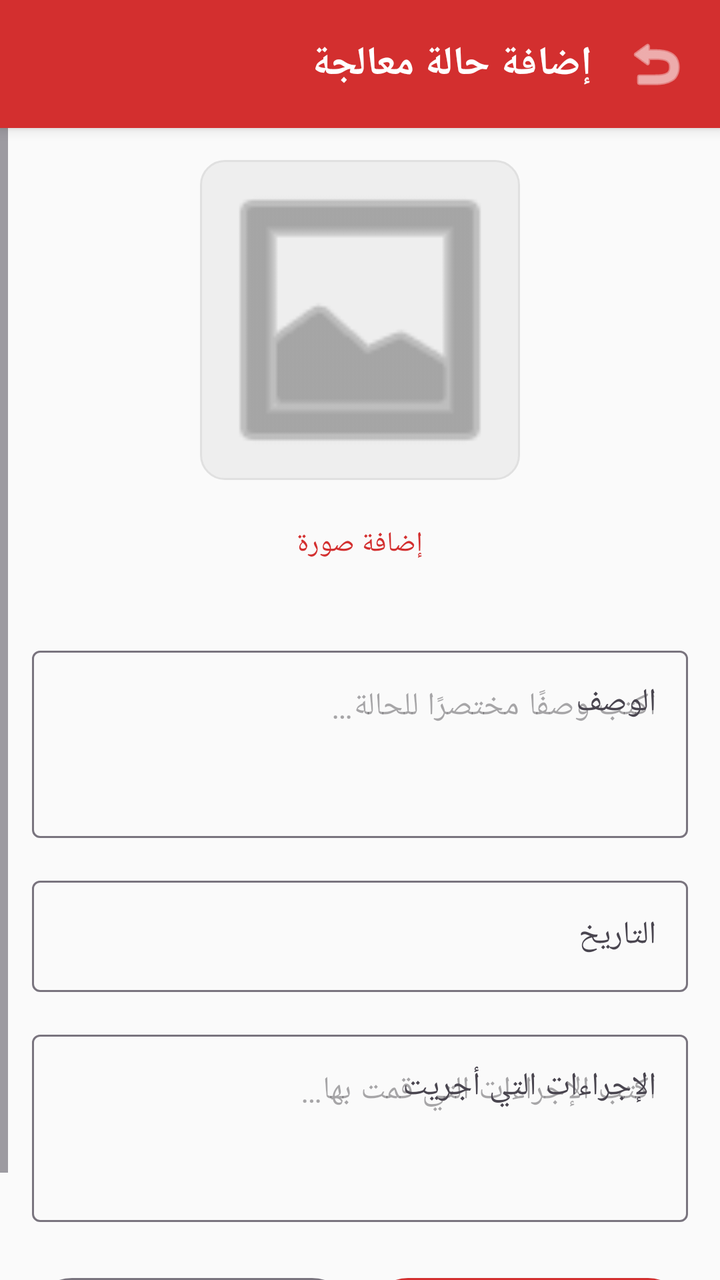
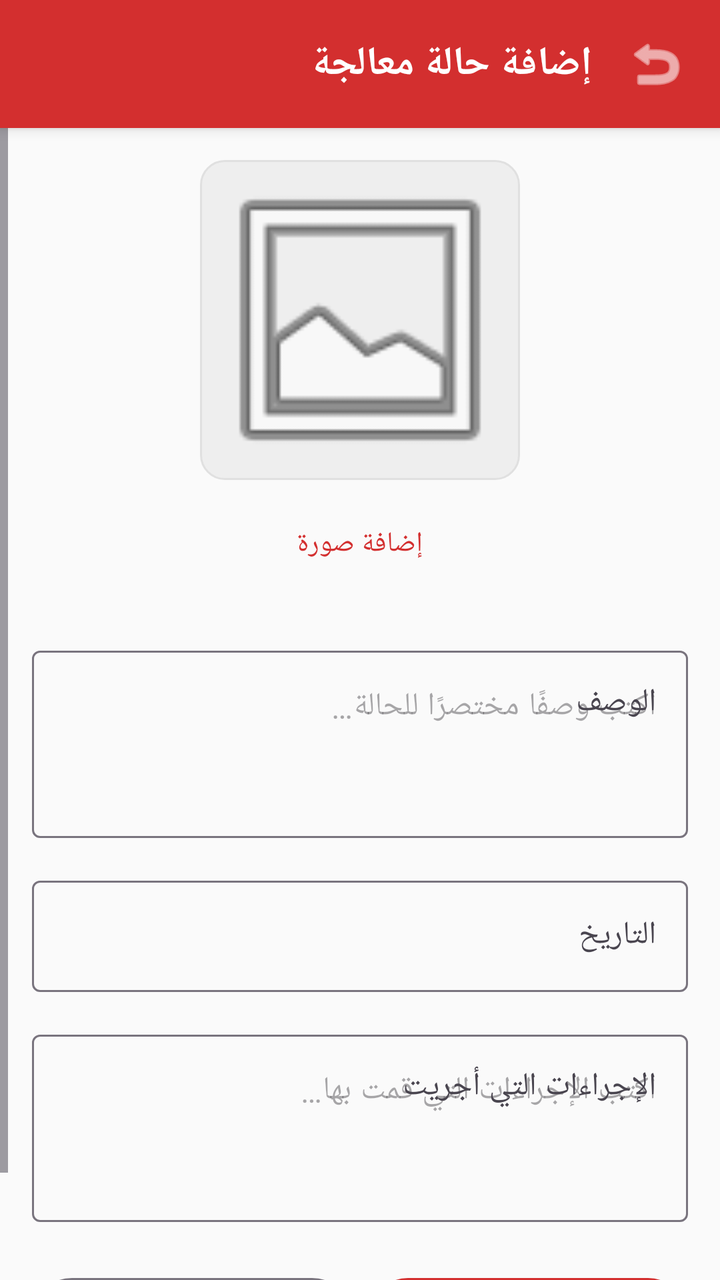

An Android layout rendered at two revisions. The XML below is the earlier revision; the diff shows what the commit changed to produce the second picture.
<!-- AndroidManifest.xml: application theme Theme.FirstAidHero -->
<!-- res/layout/activity_add_treated_case.xml -->
<?xml version="1.0" encoding="utf-8"?>
<LinearLayout xmlns:android="http://schemas.android.com/apk/res/android"
    xmlns:app="http://schemas.android.com/apk/res-auto"
    android:layout_width="match_parent"
    android:layout_height="match_parent"
    android:orientation="vertical"
    android:background="@color/background">

    
    <LinearLayout
        android:layout_width="match_parent"
        android:layout_height="wrap_content"
        android:orientation="horizontal"
        android:background="@color/primary"
        android:padding="@dimen/spacing_m"
        android:gravity="center_vertical"
        android:elevation="4dp">

        <ImageView
            android:id="@+id/btnBack"
            android:layout_width="32dp"
            android:layout_height="32dp"
            android:src="@android:drawable/ic_menu_revert"
            app:tint="@color/white"
            android:background="?android:attr/selectableItemBackgroundBorderless" />

        <TextView
            android:id="@+id/tvTitle"
            android:layout_width="wrap_content"
            android:layout_height="wrap_content"
            android:layout_marginStart="@dimen/spacing_m"
            android:text="@string/add_treated_title"
            android:textColor="@color/white"
            android:textSize="20sp"
            android:textStyle="bold" />

    </LinearLayout>

    
    <ScrollView
        android:layout_width="match_parent"
        android:layout_height="0dp"
        android:layout_weight="1"
        android:fillViewport="true">

        <LinearLayout
            android:layout_width="match_parent"
            android:layout_height="wrap_content"
            android:orientation="vertical"
            android:padding="@dimen/spacing_m">

            
            <LinearLayout
                android:layout_width="match_parent"
                android:layout_height="wrap_content"
                android:orientation="vertical"
                android:gravity="center">

                <ImageView
                    android:id="@+id/ivPhoto"
                    android:layout_width="160dp"
                    android:layout_height="160dp"
                    android:scaleType="centerCrop"
                    android:background="@drawable/image_placeholder"
                    android:src="@android:drawable/ic_menu_gallery"
                    android:contentDescription="@string/add_image"
                    app:tint="@color/text_secondary" />

                <com.google.android.material.button.MaterialButton
                    android:id="@+id/btnPickPhoto"
                    style="@style/Widget.Material3.Button.TextButton"
                    android:layout_width="wrap_content"
                    android:layout_height="wrap_content"
                    android:layout_marginTop="@dimen/spacing_s"
                    android:text="@string/add_image"
                    android:textColor="@color/primary" />

                <com.google.android.material.button.MaterialButton
                    android:id="@+id/btnRemovePhoto"
                    style="@style/Widget.Material3.Button.TextButton"
                    android:layout_width="wrap_content"
                    android:layout_height="wrap_content"
                    android:text="@string/remove_image"
                    android:textColor="@color/severity_critical"
                    android:visibility="gone" />

            </LinearLayout>

            
            <com.google.android.material.textfield.TextInputLayout
                android:layout_width="match_parent"
                android:layout_height="wrap_content"
                android:layout_marginTop="@dimen/spacing_l"
                android:hint="@string/description_label">

                <com.google.android.material.textfield.TextInputEditText
                    android:id="@+id/etDescription"
                    android:layout_width="match_parent"
                    android:layout_height="wrap_content"
                    android:hint="@string/description_hint"
                    android:inputType="textMultiLine"
                    android:minLines="3"
                    android:gravity="top|start" />

            </com.google.android.material.textfield.TextInputLayout>

            
            <com.google.android.material.textfield.TextInputLayout
                android:layout_width="match_parent"
                android:layout_height="wrap_content"
                android:layout_marginTop="@dimen/spacing_m"
                android:hint="@string/date_label"
                style="@style/Widget.Material3.TextInputLayout.OutlinedBox">

                <com.google.android.material.textfield.TextInputEditText
                    android:id="@+id/etDate"
                    android:layout_width="match_parent"
                    android:layout_height="wrap_content"
                    android:focusable="false"
                    android:clickable="true"
                    android:cursorVisible="false"
                    android:inputType="none" />

            </com.google.android.material.textfield.TextInputLayout>

            
            <com.google.android.material.textfield.TextInputLayout
                android:layout_width="match_parent"
                android:layout_height="wrap_content"
                android:layout_marginTop="@dimen/spacing_m"
                android:hint="@string/procedures_label">

                <com.google.android.material.textfield.TextInputEditText
                    android:id="@+id/etProcedures"
                    android:layout_width="match_parent"
                    android:layout_height="wrap_content"
                    android:hint="@string/procedures_hint"
                    android:inputType="textMultiLine"
                    android:minLines="3"
                    android:gravity="top|start" />

            </com.google.android.material.textfield.TextInputLayout>

            
            <LinearLayout
                android:layout_width="match_parent"
                android:layout_height="wrap_content"
                android:layout_marginTop="@dimen/spacing_l"
                android:orientation="horizontal">

                <com.google.android.material.button.MaterialButton
                    android:id="@+id/btnSave"
                    android:layout_width="0dp"
                    android:layout_height="wrap_content"
                    android:layout_weight="1"
                    android:text="@string/btn_save"
                    app:backgroundTint="@color/primary" />

                <com.google.android.material.button.MaterialButton
                    android:id="@+id/btnCancel"
                    style="@style/Widget.Material3.Button.OutlinedButton"
                    android:layout_width="0dp"
                    android:layout_height="wrap_content"
                    android:layout_weight="1"
                    android:layout_marginStart="@dimen/spacing_s"
                    android:text="@string/btn_cancel" />

            </LinearLayout>

        </LinearLayout>

    </ScrollView>

</LinearLayout>
<!-- resources referenced by this layout -->
<resources>
  <color name="background">#FAFAFA</color>
  <color name="primary">#D32F2F</color>
  <color name="severity_critical">#D32F2F</color>
  <color name="text_secondary">#757575</color>
  <color name="white">#FFFFFF</color>
  <dimen name="spacing_l">24dp</dimen>
  <dimen name="spacing_m">16dp</dimen>
  <dimen name="spacing_s">8dp</dimen>
  <!-- drawable image_placeholder (drawable) -->
  <?xml version="1.0" encoding="utf-8"?>
  <shape xmlns:android="http://schemas.android.com/apk/res/android"
      android:shape="rectangle">
      <corners android:radius="12dp" />
      <solid android:color="#EEEEEE" />
      <stroke android:width="1dp" android:color="@color/divider" />
  </shape>
  <string name="add_image">إضافة صورة</string>
  <string name="add_treated_title">إضافة حالة معالجة</string>
  <string name="btn_cancel">إلغاء</string>
  <string name="btn_save">حفظ</string>
  <string name="date_label">التاريخ</string>
  <string name="description_hint">اكتب وصفًا مختصرًا للحالة…</string>
  <string name="description_label">الوصف</string>
  <string name="procedures_hint">اكتب الإجراءات التي قمت بها…</string>
  <string name="procedures_label">الإجراءات التي أجريت</string>
  <string name="remove_image">إزالة الصورة</string>
  <style name="Theme.FirstAidHero" parent="Theme.Material3.DayNight.NoActionBar">
          <item name="colorPrimary">@color/primary</item>
          <item name="colorOnPrimary">@color/white</item>
          <item name="colorSecondary">@color/severity_medium</item>
          <item name="android:statusBarColor">@color/primary_dark</item>
  
          
          <item name="android:layoutDirection">rtl</item>
          <item name="android:textDirection">rtl</item>
      </style>
  <color name="divider">#E0E0E0</color>
  <color name="severity_medium">#F57C00</color>
  <color name="primary_dark">#B71C1C</color>
</resources>

<!-- the commit's change to res/layout/activity_add_treated_case.xml (unified diff, before → after) -->
@@ -63,8 +63,7 @@
                     android:scaleType="centerCrop"
                     android:background="@drawable/image_placeholder"
                     android:src="@android:drawable/ic_menu_gallery"
-                    android:contentDescription="@string/add_image"
-                    app:tint="@color/text_secondary" />
+                    android:contentDescription="@string/add_image" />
 
                 <com.google.android.material.button.MaterialButton
                     android:id="@+id/btnPickPhoto"
<!-- resource entries referenced after the edit -->
@@ -3,7 +3,6 @@
   <color name="background">#FAFAFA</color>
   <color name="primary">#D32F2F</color>
   <color name="severity_critical">#D32F2F</color>
-  <color name="text_secondary">#757575</color>
   <color name="white">#FFFFFF</color>
   <dimen name="spacing_l">24dp</dimen>
   <dimen name="spacing_m">16dp</dimen>
